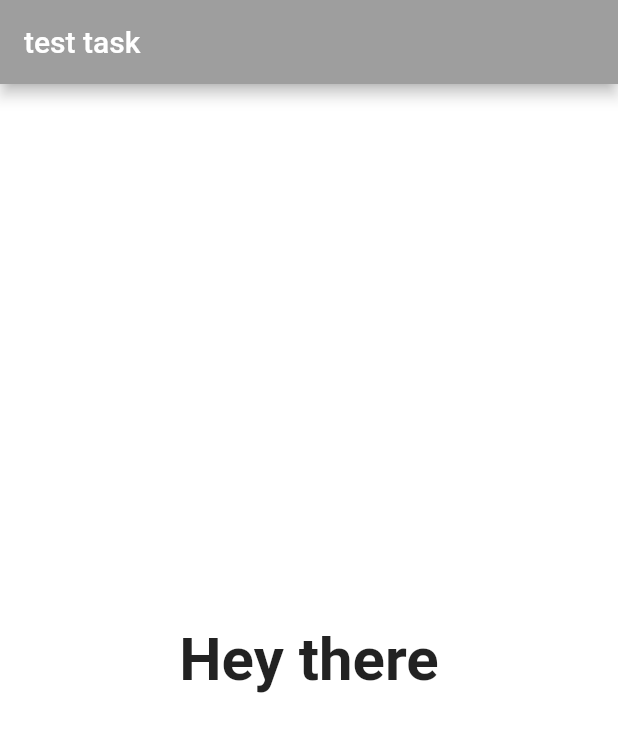
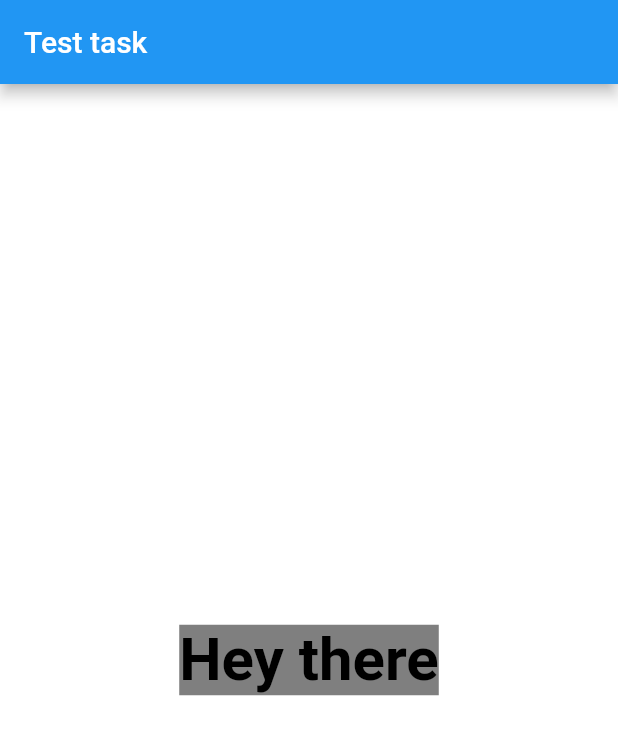
Before and after one commit to AJarmah/flutter_demo, a Flutter app: the screen it shows after launch, on a phone screen of 412 x 824 dp. Shown: the top 735 px of the screen. Run offline on Flutter 3.47's test engine with Material 2 defaults, Android fonts, the phone set to English and light mode, and no system bars.

Commit message:
-refactor code generator class -extracting home page

```diff
--- /dev/null
+++ b/lib/ui/pages/home_page.dart
@@ -0,0 +1,43 @@
+import 'package:flutter/material.dart';
+import 'package:test_task/utils/color_generator.dart';
+
+class HomePage extends StatefulWidget {
+  const HomePage({Key? key}) : super(key: key);
+
+  @override
+  _HomePageState createState() => _HomePageState();
+}
+
+class _HomePageState extends State<HomePage> {
+  final colorGenerator = ColorGenerator();
+  @override
+  Widget build(BuildContext context) {
+    return Scaffold(
+      appBar: AppBar(
+        backgroundColor: Colors.blue,
+        title: Text('Test task'),
+      ),
+      backgroundColor: colorGenerator.stateColor,
+      body: ConstrainedBox(
+        constraints: BoxConstraints.expand(),
+        child: InkWell(
+          onTap: _changeColor,
+          child: Center(
+            child: Container(
+              color: Colors.black.withOpacity(0.5),
+              child: Text(
+                'Hey there',
+                style: TextStyle(fontSize: 40, fontWeight: FontWeight.bold,color: colorGenerator.textColor),
+              ),
+            ),
+          ),
+        ),
+      ),
+    );
+  }
+
+  void _changeColor() {
+    colorGenerator.generate();
+    setState(() {});
+  }
+}
--- /dev/null
+++ b/lib/ui/screen/main_app.dart
@@ -0,0 +1,13 @@
+import 'package:flutter/material.dart';
+import 'package:test_task/ui/pages/home_page.dart';
+
+class MainApp extends StatelessWidget {
+  const MainApp({Key? key}) : super(key: key);
+
+  @override
+  Widget build(BuildContext context) {
+    return MaterialApp(
+      home: HomePage(),
+    );
+  }
+}
--- a/lib/utils/color_generator.dart
+++ b/lib/utils/color_generator.dart
@@ -4,9 +4,18 @@ import 'package:flutter/material.dart';
 
 class ColorGenerator {
   Random _random = Random();
+  //256 * 256 * 256 = 16777216
   static const _max = 255;
-  //256 * 256 * 256 = 16....M
-  Color call() {
+  Color _stateColor = Colors.white;
+  Color get stateColor => _stateColor;
+  Color _textColor = Colors.black;
+  Color get textColor => _textColor;
+  void generate() {
+    _stateColor = _generateColor();
+    _textColor = _generateColor();
+  }
+
+  Color _generateColor() {
     return Color.fromARGB(
       _max,
       _random.nextInt(_max),
```
Also changed, not shown: lib/main.dart (+3 -27 lines), 1 other file.
